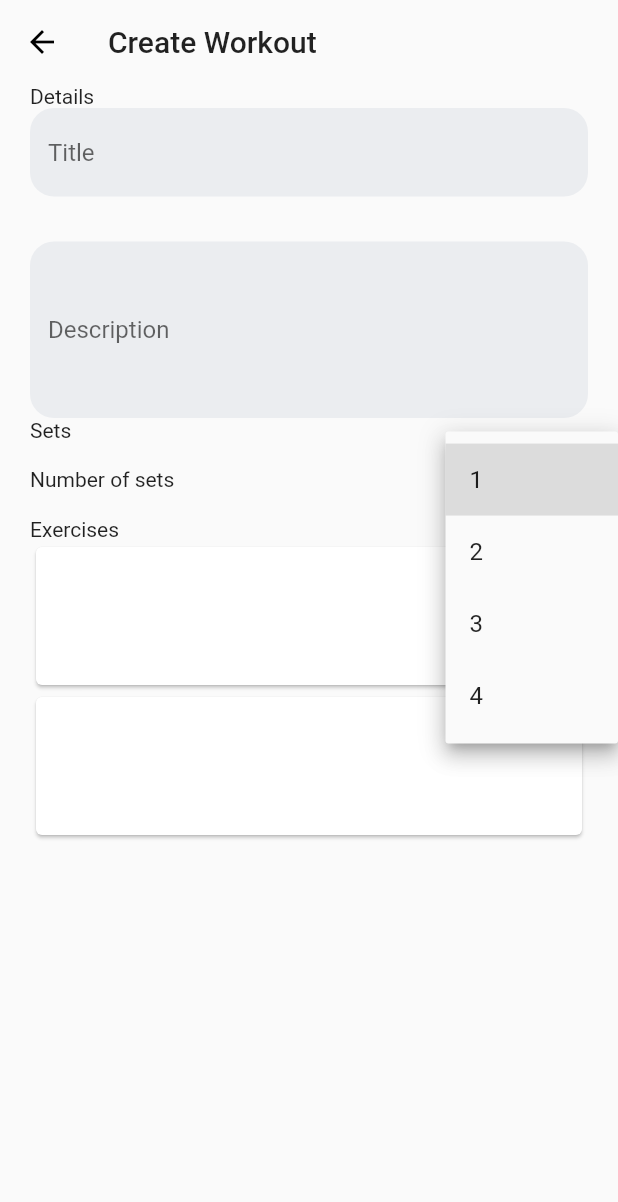
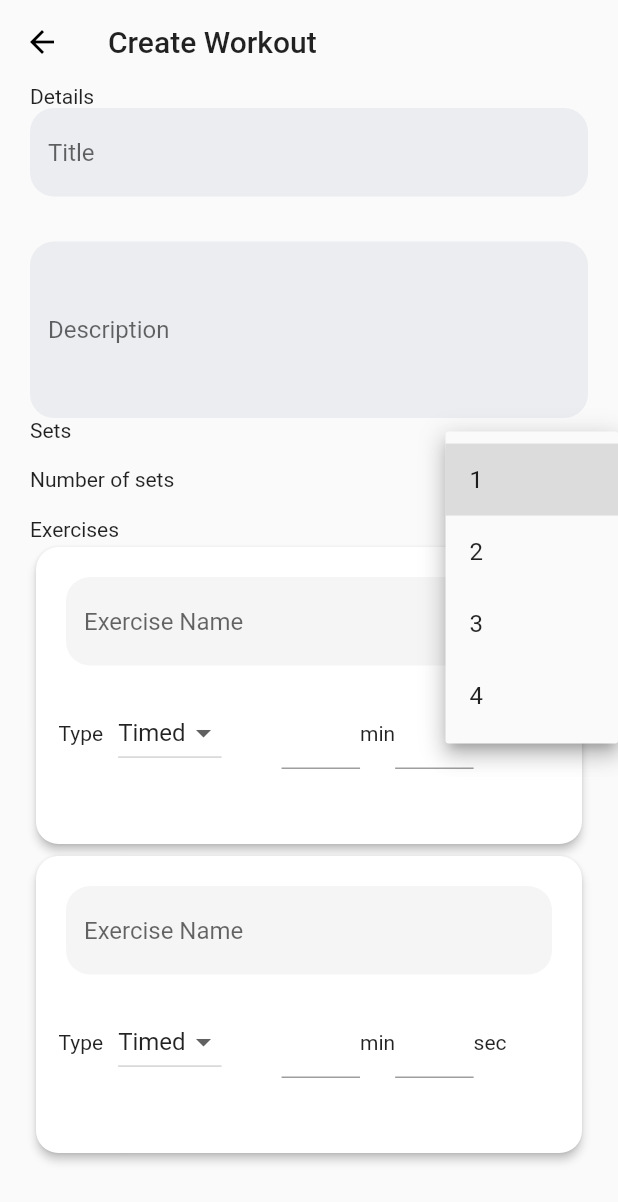
Before and after one commit to squach28/fit_buddy, a Flutter app: the AddWorkoutPage screen opened directly, after a tap on an icon or button, on a phone screen of 412 x 824 dp. Shown: the top 1202 px of the screen. Run offline on Flutter 3.47's test engine with Material 2 defaults, Android fonts, the phone set to English and light mode, and no system bars; our stand-ins replace cloud_firestore, email_validator, firebase_auth, firebase_core, flutter_signin_button, google_sign_in; accounts and stored records are empty.

Commit message:
added exercise amount widget

```diff
--- /dev/null
+++ b/lib/models/ExerciseType.dart
@@ -0,0 +1,14 @@
+// enum for a type of exercise
+
+enum ExerciseType {
+  TIMED,
+  REPS
+}
+
+extension ParseToString on ExerciseType {
+  String toShortString() {
+    String exerciseType = this.toString().split('.').last;
+    exerciseType = exerciseType[0] + exerciseType.substring(1, exerciseType.length).toLowerCase();
+    return exerciseType;
+  }
+}
--- a/lib/views/components/ExerciseCard.dart
+++ b/lib/views/components/ExerciseCard.dart
@@ -1,4 +1,5 @@
 import 'package:flutter/material.dart';
+import 'package:fit_buddy/models/ExerciseType.dart';
 
 class ExerciseCard extends StatefulWidget {
   @override
@@ -6,11 +7,96 @@ class ExerciseCard extends StatefulWidget {
 }
 
 class ExerciseCardState extends State<ExerciseCard> {
+  ExerciseType exerciseType = ExerciseType.TIMED;
+
+  Widget exerciseAmountWidget(ExerciseType exerciseType) {
+    switch (exerciseType) {
+      case ExerciseType.TIMED:
+        {
+          return Container(
+              width: 150,
+              height: 50,
+              child: Form(
+                  child: Row(children: [
+                Expanded(
+                    child: TextFormField(keyboardType: TextInputType.number)),
+                Text('min'),
+                Expanded(
+                    child: TextFormField(keyboardType: TextInputType.number)),
+                Text('sec')
+              ])));
+        }
+
+      case ExerciseType.REPS:
+        {
+          return Container(width: 150, height: 50,
+          child: Form(child: Row(children: [
+            Container(width: 30,child: TextFormField(
+              keyboardType: TextInputType.number
+            )),
+            Text('reps'),
+          ])));
+        }
+
+      default:
+        {
+          return Text('default');
+        }
+    }
+  }
+
   @override
   Widget build(BuildContext context) {
     return Container(
-      width: 100,
-      height: 100,
-      child: Card());
+        width: MediaQuery.of(context).size.width / 1.1,
+        height: MediaQuery.of(context).size.height / 4,
+        child: Card(
+          elevation: 2.5,
+          shape:
+              RoundedRectangleBorder(borderRadius: BorderRadius.circular(15.0)),
+          child: Form(
+            child:
+                Column(crossAxisAlignment: CrossAxisAlignment.start, children: [
+              Padding(
+                  padding: EdgeInsets.all(20.0),
+                  child: TextFormField(
+                    textInputAction: TextInputAction.next,
+                    keyboardType: TextInputType.name,
+                    decoration: InputDecoration(
+                      filled: true,
+                      hintText: 'Exercise Name',
+                      border: OutlineInputBorder(
+                          borderRadius: BorderRadius.circular(16.0),
+                          borderSide:
+                              BorderSide(width: 0, style: BorderStyle.none)),
+                    ),
+                  )),
+              Padding(
+                  padding: EdgeInsets.only(left: 15.0),
+                  child: Row(children: [
+                    Text('Type'),
+                    SizedBox(width: 10.0),
+                    DropdownButton<ExerciseType>(
+                      value: this.exerciseType,
+                      onChanged: (ExerciseType newValue) {
+                        setState(() {
+                          this.exerciseType = newValue;
+                        });
+                      },
+                      items: <ExerciseType>[
+                        ExerciseType.TIMED,
+                        ExerciseType.REPS
+                      ].map<DropdownMenuItem<ExerciseType>>(
+                          (ExerciseType value) {
+                        return DropdownMenuItem<ExerciseType>(
+                            value: value, child: Text(value.toShortString()));
+                      }).toList(),
+                    ),
+                    SizedBox(width: 40.0),
+                    exerciseAmountWidget(this.exerciseType),
+                  ])),
+            ]),
+          ),
+        ));
   }
 }
```
